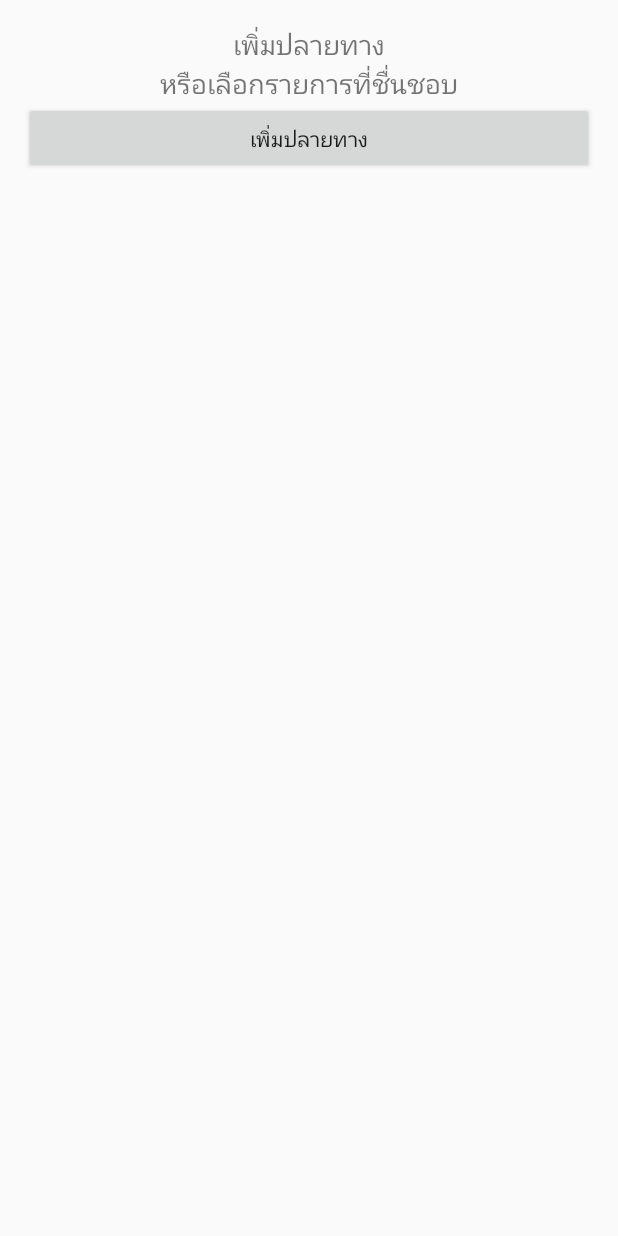
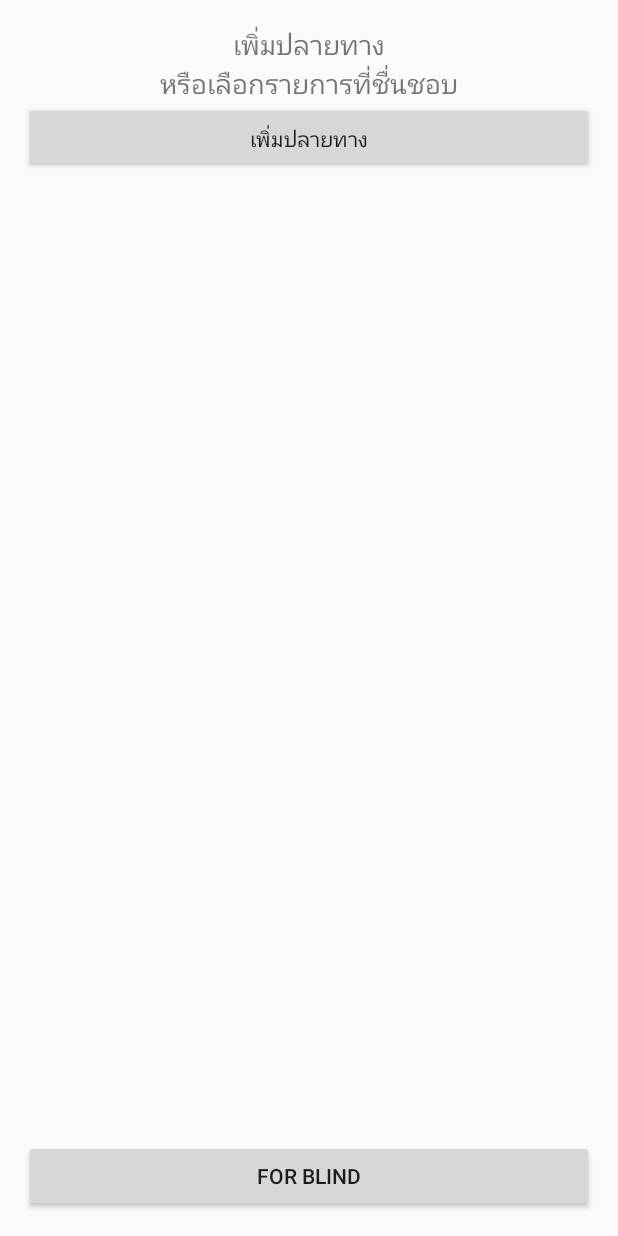
Before and after one commit to mananyachan/Help-Me-Please-7dec, an Android app: the screen it shows after launch (MainActivity), on a phone screen of 412 x 824 dp. Run offline under Robolectric (Android 15) with nearby library versions, the phone set to English and light mode, and no system bars.

Commit message:
Add Listview

```diff
--- a/app/src/main/java/bu/chanhom/mananya/helpmeplease/MainActivity.java
+++ b/app/src/main/java/bu/chanhom/mananya/helpmeplease/MainActivity.java
@@ -65,6 +65,10 @@ public class MainActivity extends AppCompatActivity {
         myLoop();
 
     } //Main Method
+
+    public void clickBlind(View view) {
+        startActivity(new Intent(MainActivity.this, Blind.class));
+    }
 
     private void myLoop() {
         //My To do
--- a/app/src/main/res/layout/activity_main.xml
+++ b/app/src/main/res/layout/activity_main.xml
@@ -43,5 +43,14 @@
         android:layout_height="match_parent"
         android:layout_below="@id/linTopMain"
         android:layout_marginTop="20dp"
-        android:id="@+id/livFavorite" />
+        android:id="@+id/livFavorite"
+        android:layout_above="@+id/button4" />
+
+    <Button
+        android:text="for Blind"
+        android:layout_width="match_parent"
+        android:layout_height="wrap_content"
+        android:id="@+id/button4"
+        android:onClick="clickBlind"
+        android:layout_alignParentBottom="true" />
 </RelativeLayout>
--- a/app/src/main/res/values/strings.xml
+++ b/app/src/main/res/values/strings.xml
@@ -10,5 +10,4 @@
     <string name="save">บันทึกการแจ้งเตือน</string>
 
 
-
 </resources>
```
Also changed, not shown: app/src/main/AndroidManifest.xml (+5 -4 lines), app/src/main/java/bu/chanhom/mananya/helpmeplease/Blind.java (added, +38 -0 lines), app/src/main/java/bu/chanhom/mananya/helpmeplease/BlindAdapter.java (added, +51 -0 lines), app/src/main/res/layout/activity_blind.xml (added, +17 -0 lines), app/src/main/res/layout/list_blind.xml (added, +15 -0 lines).
